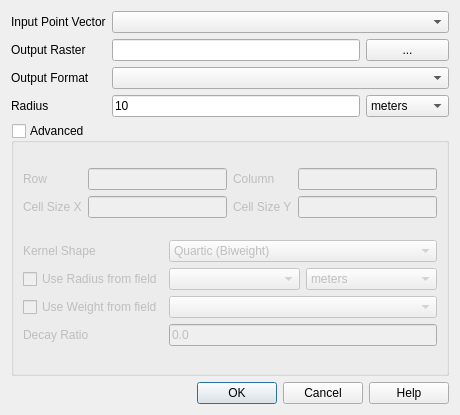
Above: src/plugins/heatmap/heatmapguibase.ui from qgis/QGIS before the change. Below: the same form after it.
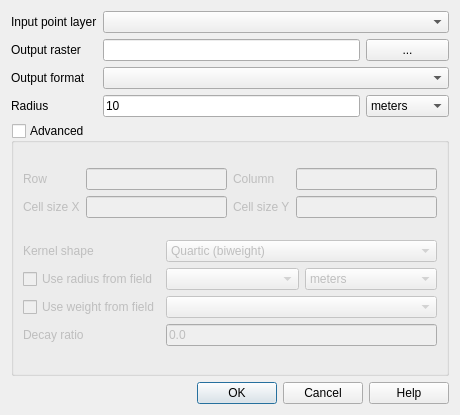
That is the form after the change.

Commit message: Cleanup heatmap dialog strings to follow standard capitalisation

The edit to the form file:
```diff
--- a/src/plugins/heatmap/heatmapguibase.ui
+++ b/src/plugins/heatmap/heatmapguibase.ui
@@ -26,7 +26,7 @@
    <item row="0" column="0">
     <widget class="QLabel" name="mInputLabel">
      <property name="text">
-      <string>Input Point Vector</string>
+      <string>Input point layer</string>
      </property>
     </widget>
    </item>
@@ -36,7 +36,7 @@
    <item row="1" column="0">
     <widget class="QLabel" name="mOutputLabel">
      <property name="text">
-      <string>Output Raster</string>
+      <string>Output raster</string>
      </property>
     </widget>
    </item>
@@ -59,7 +59,7 @@
    <item row="3" column="0">
     <widget class="QLabel" name="mFormatLabel">
      <property name="text">
-      <string>Output Format</string>
+      <string>Output format</string>
      </property>
     </widget>
    </item>
@@ -137,7 +137,7 @@
         <item row="1" column="0">
          <widget class="QLabel" name="cellsizeXLabel">
           <property name="text">
-           <string>Cell Size X</string>
+           <string>Cell size X</string>
           </property>
           <property name="buddy">
            <cstring>cellXLineEdit</cstring>
@@ -157,7 +157,7 @@
         <item row="1" column="2">
          <widget class="QLabel" name="cellsizeYLabel">
           <property name="text">
-           <string>Cell Size Y</string>
+           <string>Cell size Y</string>
           </property>
           <property name="buddy">
            <cstring>cellYLineEdit</cstring>
@@ -183,7 +183,7 @@
         <item row="1" column="0">
          <widget class="QCheckBox" name="useRadius">
           <property name="text">
-           <string>Use Radius from field</string>
+           <string>Use radius from field</string>
           </property>
          </widget>
         </item>
@@ -214,7 +214,7 @@
         <item row="2" column="0">
          <widget class="QCheckBox" name="useWeight">
           <property name="text">
-           <string>Use Weight from field</string>
+           <string>Use weight from field</string>
           </property>
          </widget>
         </item>
@@ -238,7 +238,7 @@
         <item row="3" column="0">
          <widget class="QLabel" name="mDecayLabel">
           <property name="text">
-           <string>Decay Ratio</string>
+           <string>Decay ratio</string>
           </property>
          </widget>
         </item>
@@ -246,7 +246,7 @@
          <widget class="QComboBox" name="kernelShapeCombo">
           <item>
            <property name="text">
-            <string>Quartic (Biweight)</string>
+            <string>Quartic (biweight)</string>
            </property>
           </item>
           <item>
@@ -274,7 +274,7 @@
         <item row="0" column="0">
          <widget class="QLabel" name="kernelShapeLable">
           <property name="text">
-           <string>Kernel Shape</string>
+           <string>Kernel shape</string>
           </property>
          </widget>
         </item>
```
